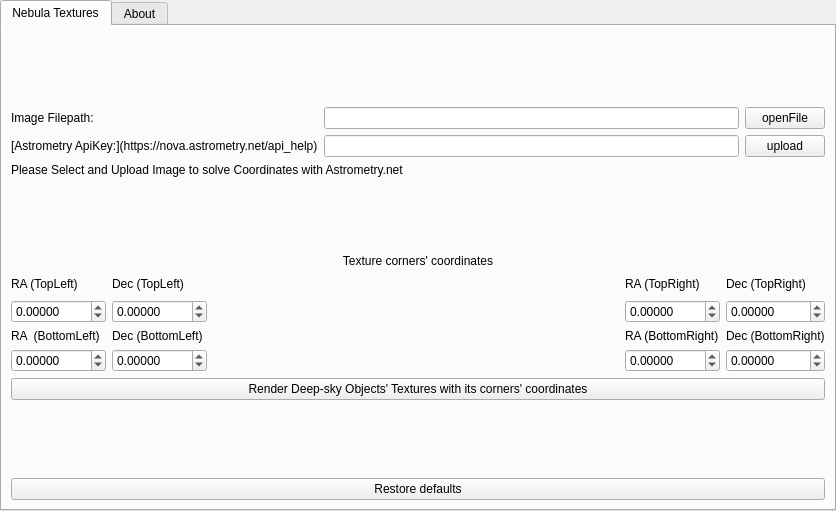
Before: the Qt Designer form plugins/NebulaTextures/src/gui/nebulaTexturesDialog.ui in Stellarium/stellarium, drawn with Qt 5.
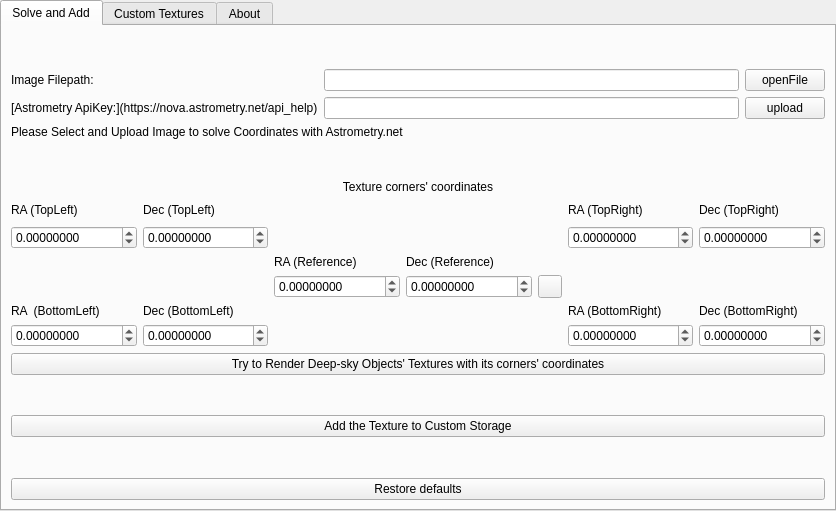
After: the same form once the commit is applied. Icons and pictures are not drawn. Custom widgets are drawn as their Qt base class.

What changed in the file:
```diff
--- a/plugins/NebulaTextures/src/gui/nebulaTexturesDialog.ui
+++ b/plugins/NebulaTextures/src/gui/nebulaTexturesDialog.ui
@@ -46,7 +46,7 @@
      </property>
      <widget class="QWidget" name="settingsTab">
       <attribute name="title">
-       <string>Nebula Textures</string>
+       <string>Solve and Add</string>
       </attribute>
       <layout class="QVBoxLayout" name="verticalLayout_3">
        <item>
@@ -135,16 +135,29 @@
        </item>
        <item>
         <layout class="QGridLayout" name="gridLayout_3">
-         <item row="1" column="4">
-          <widget class="QDoubleSpinBox" name="topRightY">
+         <item row="5" column="6">
+          <widget class="QDoubleSpinBox" name="bottomRightY">
            <property name="decimals">
-            <number>5</number>
+            <number>8</number>
            </property>
            <property name="minimum">
             <double>-1000.000000000000000</double>
            </property>
            <property name="maximum">
             <double>1000.000000000000000</double>
+           </property>
+           <property name="singleStep">
+            <double>0.000100000000000</double>
+           </property>
+           <property name="value">
+            <double>0.000000000000000</double>
+           </property>
+          </widget>
+         </item>
+         <item row="4" column="6">
+          <widget class="QLabel" name="label_brd">
+           <property name="text">
+            <string>Dec (BottomRight)</string>
            </property>
           </widget>
          </item>
@@ -155,16 +168,10 @@
            </property>
           </widget>
          </item>
-         <item row="1" column="3">
-          <widget class="QDoubleSpinBox" name="topRightX">
-           <property name="decimals">
-            <number>5</number>
-           </property>
-           <property name="minimum">
-            <double>-1000.000000000000000</double>
-           </property>
-           <property name="maximum">
-            <double>1000.000000000000000</double>
+         <item row="4" column="5">
+          <widget class="QLabel" name="label_brr">
+           <property name="text">
+            <string>RA (BottomRight)</string>
            </property>
           </widget>
          </item>
@@ -175,10 +182,26 @@
            </property>
           </widget>
          </item>
+         <item row="5" column="0">
+          <widget class="QDoubleSpinBox" name="bottomLeftX">
+           <property name="decimals">
+            <number>8</number>
+           </property>
+           <property name="minimum">
+            <double>-1000.000000000000000</double>
+           </property>
+           <property name="maximum">
+            <double>1000.000000000000000</double>
+           </property>
+           <property name="singleStep">
+            <double>0.000100000000000</double>
+           </property>
+          </widget>
+         </item>
          <item row="1" column="1">
           <widget class="QDoubleSpinBox" name="topLeftY">
            <property name="decimals">
-            <number>5</number>
+            <number>8</number>
            </property>
            <property name="minimum">
             <double>-1000.000000000000000</double>
@@ -188,67 +211,107 @@
            </property>
           </widget>
          </item>
-         <item row="2" column="1">
+         <item row="0" column="2" colspan="3">
+          <spacer name="horizontalSpacer">
+           <property name="orientation">
+            <enum>Qt::Orientation::Horizontal</enum>
+           </property>
+           <property name="sizeHint" stdset="0">
+            <size>
+             <width>40</width>
+             <height>20</height>
+            </size>
+           </property>
+          </spacer>
+         </item>
+         <item row="3" column="2">
+          <widget class="QDoubleSpinBox" name="referX">
+           <property name="enabled">
+            <bool>true</bool>
+           </property>
+           <property name="decimals">
+            <number>8</number>
+           </property>
+           <property name="minimum">
+            <double>-1000.000000000000000</double>
+           </property>
+           <property name="maximum">
+            <double>1000.000000000000000</double>
+           </property>
+          </widget>
+         </item>
+         <item row="1" column="0">
+          <widget class="QDoubleSpinBox" name="topLeftX">
+           <property name="decimals">
+            <number>8</number>
+           </property>
+           <property name="minimum">
+            <double>-1000.000000000000000</double>
+           </property>
+           <property name="maximum">
+            <double>1000.000000000000000</double>
+           </property>
+           <property name="singleStep">
+            <double>0.000100000000000</double>
+           </property>
+          </widget>
+         </item>
+         <item row="3" column="4">
+          <widget class="QToolButton" name="goPushButton">
+           <property name="toolTip">
+            <string>Go to position</string>
+           </property>
+           <property name="text">
+            <string notr="true"/>
+           </property>
+           <property name="icon">
+            <iconset resource="../../../../data/gui/guiRes.qrc">
+             <normaloff>:/graphicGui/uibtProcess.png</normaloff>
+             <disabledoff>:/graphicGui/uibtProcess.png</disabledoff>:/graphicGui/uibtProcess.png</iconset>
+           </property>
+          </widget>
+         </item>
+         <item row="4" column="1">
           <widget class="QLabel" name="label_bld">
            <property name="text">
             <string>Dec (BottomLeft)</string>
            </property>
           </widget>
          </item>
-         <item row="2" column="3">
-          <widget class="QLabel" name="label_brr">
-           <property name="text">
-            <string>RA (BottomRight)</string>
+         <item row="1" column="5">
+          <widget class="QDoubleSpinBox" name="topRightX">
+           <property name="decimals">
+            <number>8</number>
+           </property>
+           <property name="minimum">
+            <double>-1000.000000000000000</double>
+           </property>
+           <property name="maximum">
+            <double>1000.000000000000000</double>
+           </property>
+           <property name="singleStep">
+            <double>0.000100000000000</double>
            </property>
           </widget>
          </item>
-         <item row="2" column="0">
+         <item row="4" column="0">
           <widget class="QLabel" name="label_blr">
            <property name="text">
             <string>RA  (BottomLeft)</string>
            </property>
           </widget>
          </item>
-         <item row="0" column="3">
+         <item row="0" column="5">
           <widget class="QLabel" name="label_trr">
            <property name="text">
             <string>RA (TopRight)</string>
            </property>
           </widget>
          </item>
-         <item row="1" column="0">
-          <widget class="QDoubleSpinBox" name="topLeftX">
-           <property name="decimals">
-            <number>5</number>
-           </property>
-           <property name="minimum">
-            <double>-1000.000000000000000</double>
-           </property>
-           <property name="maximum">
-            <double>1000.000000000000000</double>
-           </property>
-          </widget>
-         </item>
-         <item row="3" column="4">
-          <widget class="QDoubleSpinBox" name="bottomRightY">
-           <property name="decimals">
-            <number>5</number>
-           </property>
-           <property name="minimum">
-            <double>-1000.000000000000000</double>
-           </property>
-           <property name="maximum">
-            <double>1000.000000000000000</double>
-           </property>
-           <property name="value">
-            <double>0.000000000000000</double>
-           </property>
-          </widget>
-         </item>
-         <item row="3" column="3">
+         <item row="5" column="5">
           <widget class="QDoubleSpinBox" name="bottomRightX">
            <property name="decimals">
-            <number>5</number>
+            <number>8</number>
            </property>
            <property name="minimum">
             <double>-1000.000000000000000</double>
@@ -258,10 +321,42 @@
            </property>
           </widget>
          </item>
-         <item row="3" column="1">
+         <item row="1" column="6">
+          <widget class="QDoubleSpinBox" name="topRightY">
+           <property name="decimals">
+            <number>8</number>
+           </property>
+           <property name="minimum">
+            <double>-1000.000000000000000</double>
+           </property>
+           <property name="maximum">
+            <double>1000.000000000000000</double>
+           </property>
+           <property name="singleStep">
+            <double>0.000100000000000</double>
+           </property>
+          </widget>
+         </item>
+         <item row="3" column="3">
+          <widget class="QDoubleSpinBox" name="referY">
+           <property name="enabled">
+            <bool>true</bool>
+           </property>
+           <property name="decimals">
+            <number>8</number>
+           </property>
+           <property name="minimum">
+            <double>-1000.000000000000000</double>
+           </property>
+           <property name="maximum">
+            <double>1000.000000000000000</double>
+           </property>
+          </widget>
+         </item>
+         <item row="5" column="1">
           <widget class="QDoubleSpinBox" name="bottomLeftY">
            <property name="decimals">
-            <number>5</number>
+            <number>8</number>
            </property>
            <property name="minimum">
             <double>-1000.000000000000000</double>
@@ -271,52 +366,53 @@
            </property>
           </widget>
          </item>
-         <item row="0" column="4">
+         <item row="0" column="6">
           <widget class="QLabel" name="label_trd">
            <property name="text">
             <string>Dec (TopRight)</string>
            </property>
           </widget>
          </item>
-         <item row="2" column="4">
-          <widget class="QLabel" name="label_brd">
+         <item row="2" column="2">
+          <widget class="QLabel" name="label_rr">
            <property name="text">
-            <string>Dec (BottomRight)</string>
+            <string>RA (Reference)</string>
            </property>
           </widget>
          </item>
-         <item row="3" column="0">
-          <widget class="QDoubleSpinBox" name="bottomLeftX">
-           <property name="decimals">
-            <number>5</number>
+         <item row="2" column="3">
+          <widget class="QLabel" name="label_rd">
+           <property name="text">
+            <string>Dec (Reference)</string>
            </property>
-           <property name="minimum">
-            <double>-1000.000000000000000</double>
-           </property>
-           <property name="maximum">
-            <double>1000.000000000000000</double>
-           </property>
           </widget>
          </item>
-         <item row="0" column="2">
-          <spacer name="horizontalSpacer">
-           <property name="orientation">
-            <enum>Qt::Orientation::Horizontal</enum>
-           </property>
-           <property name="sizeHint" stdset="0">
-            <size>
-             <width>40</width>
-             <height>20</height>
-            </size>
-           </property>
-          </spacer>
-         </item>
         </layout>
        </item>
        <item>
         <widget class="QPushButton" name="renderButton">
          <property name="text">
-          <string>Render Deep-sky Objects' Textures with its corners' coordinates</string>
+          <string>Try to Render Deep-sky Objects' Textures with its corners' coordinates</string>
+         </property>
+        </widget>
+       </item>
+       <item>
+        <spacer name="verticalSpacer_4">
+         <property name="orientation">
+          <enum>Qt::Orientation::Vertical</enum>
+         </property>
+         <property name="sizeHint" stdset="0">
+          <size>
+           <width>20</width>
+           <height>40</height>
+          </size>
+         </property>
+        </spacer>
+       </item>
+       <item>
+        <widget class="QPushButton" name="addTexture">
+         <property name="text">
+          <string>Add the Texture to Custom Storage</string>
          </property>
         </widget>
        </item>
@@ -348,6 +444,11 @@
        </item>
       </layout>
      </widget>
+     <widget class="QWidget" name="tab">
+      <attribute name="title">
+       <string>Custom Textures</string>
+      </attribute>
+     </widget>
      <widget class="QWidget" name="aboutTab">
       <attribute name="title">
        <string comment="tab in plugin windows">About</string>
```
Left out of the diff: 13 changed lines with no effect on the pictures.
